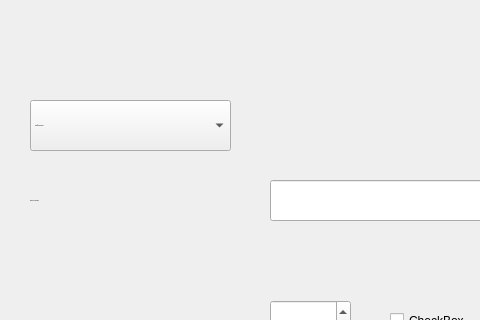
Old version of the form static/ui/main_window.ui in the repository escaleksey/program_product; both pictures show x 0 to 480 and y 0 to 320 of the 1107 by 647 pixel window.
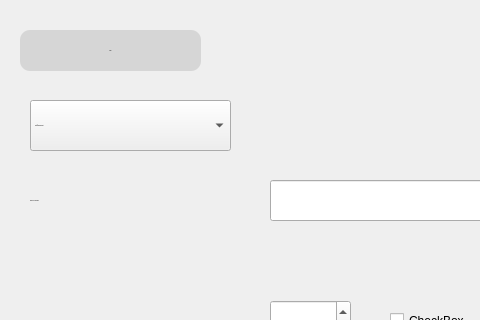
New version of the form. Icons and pictures are not drawn.

What changed in the file:
```diff
--- a/static/ui/main_window.ui
+++ b/static/ui/main_window.ui
@@ -52,6 +52,37 @@
      <bool>false</bool>
     </property>
    </widget>
+   <widget class="QPushButton" name="help_button">
+    <property name="geometry">
+     <rect>
+      <x>20</x>
+      <y>30</y>
+      <width>181</width>
+      <height>41</height>
+     </rect>
+    </property>
+    <property name="font">
+     <font>
+      <family>Montserrat Medium</family>
+      <pointsize>-1</pointsize>
+     </font>
+    </property>
+    <property name="cursor">
+     <cursorShape>PointingHandCursor</cursorShape>
+    </property>
+    <property name="autoFillBackground">
+     <bool>false</bool>
+    </property>
+    <property name="styleSheet">
+     <string notr="true">background-color: #D6D6D6; border-radius: 10px </string>
+    </property>
+    <property name="text">
+     <string>Help</string>
+    </property>
+    <property name="checkable">
+     <bool>false</bool>
+    </property>
+   </widget>
    <widget class="QSpinBox" name="decimal_places">
     <property name="geometry">
      <rect>
```
